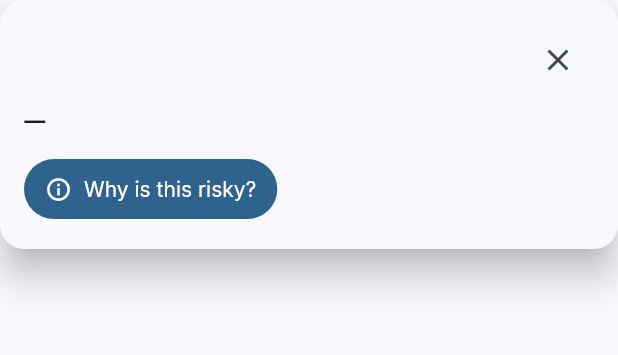
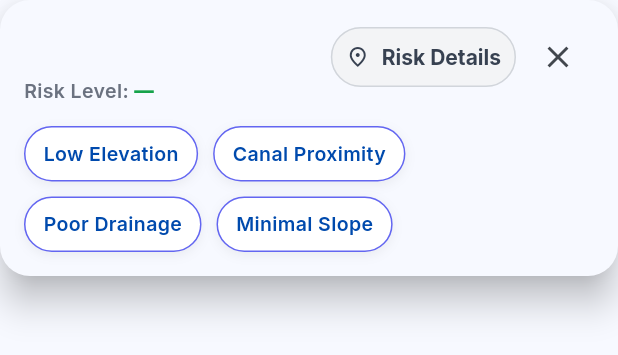
Before and after one commit to KubangPawis/project-sbafn, a Flutter app: the _SegmentPopover widget shown alone on an empty page, opened directly with empty values, on a phone screen of 412 x 824 dp. Shown: the top 355 px of the screen. Run offline on Flutter 3.47's test engine with Material 3 defaults, Android fonts, the phone set to English and light mode, and no system bars; our stand-ins replace csv, flutter_dotenv, flutter_markdown, google_fonts, visibility_detector; missing offline and left inert: maplibre_gl.

Commit message:
feat: fixed frontend design for popover

```diff
--- a/project_sbafn/lib/story/story_map_page.dart
+++ b/project_sbafn/lib/story/story_map_page.dart
@@ -415,6 +415,7 @@ class _SegmentPopover extends StatelessWidget {
   final String scenario; // "30" | "50" | "100"
   final VoidCallback onWhy;
   final VoidCallback onClose;
+
   const _SegmentPopover({
     required this.props,
     required this.scenario,
@@ -422,9 +423,14 @@ class _SegmentPopover extends StatelessWidget {
     required this.onClose,
   });
 
-  // Best-effort name
+  // Best-effort name (street first)
   String _nameOf(Map<String, dynamic> p) {
-    return (p['name'] ?? p['road_name'] ?? p['street'] ?? p['highway'] ?? '—')
+    return (p['street_label'] ??
+            p['name'] ??
+            p['road_name'] ??
+            p['street'] ??
+            p['highway'] ??
+            'Unnamed Street')
         .toString();
   }
 
@@ -437,7 +443,6 @@ class _SegmentPopover extends StatelessWidget {
       final display = tier == 'med' ? 'MEDIUM' : tier.toUpperCase();
       return (display, '');
     }
-    // numeric fallback: risk_XX or p_EVTxx
     double? n;
     final r = p['risk_$scenario'];
     final q = p['p_$evt'];
@@ -445,12 +450,49 @@ class _SegmentPopover extends StatelessWidget {
     if (n == null && r is String) n = double.tryParse(r);
     if (n == null && q is num) n = q.toDouble();
     if (n == null && q is String) n = double.tryParse(q);
-    if (n == null) return ('—', ''); // nothing
-    if (n > 1) n = n / 100.0; // normalize 0..100 → 0..1
-
+    if (n == null) return ('—', '');
+    if (n > 1) n = n / 100.0;
     final band = (n >= 0.66) ? 'HIGH' : (n >= 0.33 ? 'MEDIUM' : 'LOW');
     final score = (n * 100).clamp(0, 100).toStringAsFixed(0);
     return (band, score);
+  }
+
+  // Top contributor labels (same heuristics as the drawer; swap with real weights later)
+  List<String> _topContributorLabels(Map<String, dynamic> p) {
+    double clamp01(num? v) => (v ?? 0).clamp(0, 1).toDouble();
+
+    final hand = (p['HAND_m'] as num?) ?? 1.2;      // meters
+    final slope = (p['slope_pct'] as num?) ?? 0.7;  // %
+    final dist  = (p['dist_canal_m'] as num?) ?? 60; // meters
+    final drains = (p['drain_density'] as num?) ?? 1;
+
+    final lowElev   = clamp01((1.5 - hand) / 1.5);
+    final canalPx   = clamp01((100 - dist) / 100);
+    final poorDrain = clamp01((2 - drains) / 2);
+    final flatSlope = clamp01((1 - slope) / 1);
+
+    final Map<String, double> weights = {
+      'Low Elevation': lowElev,
+      'Canal Proximity': canalPx,
+      'Poor Drainage': poorDrain,
+      'Minimal Slope': flatSlope,
+    };
+
+    final ranked = weights.entries.toList()
+      ..sort((a, b) => b.value.compareTo(a.value));
+
+    return ranked.map((e) => e.key).take(5).toList();
+  }
+
+  Color _riskColorFromBand(String band) {
+    switch (band.toUpperCase()) {
+      case 'HIGH':
+        return const Color(0xFFDC2626);
+      case 'MEDIUM':
+        return const Color(0xFFEAB308);
+      default:
+        return const Color(0xFF16A34A);
+    }
   }
 
   @override
@@ -458,41 +500,103 @@ class _SegmentPopover extends StatelessWidget {
     final p = props;
     if (p == null) return const SizedBox.shrink();
 
-    final streetLabel = p["street_label"]?.toString() ?? '—';
-    final (band, score) = _riskOf(p);
+    final street = _nameOf(p);
+    final (band, score) = _riskOf(p); // score available if you want to show it
 
     return Card(
       elevation: 10,
-      shape: RoundedRectangleBorder(borderRadius: BorderRadius.circular(16)),
+      shape: RoundedRectangleBorder(borderRadius: BorderRadius.circular(20)),
       child: Container(
         width: 420,
-        padding: const EdgeInsets.all(16),
+        padding: const EdgeInsets.fromLTRB(16, 14, 16, 16),
         child: Column(
           mainAxisSize: MainAxisSize.min,
           crossAxisAlignment: CrossAxisAlignment.start,
           children: [
+            // Title + actions
             Row(
+              crossAxisAlignment: CrossAxisAlignment.start,
               children: [
+                // Street name + risk level
                 Expanded(
-                  child: Text(
-                    streetLabel,
-                    style: Theme.of(context).textTheme.titleMedium,
+                  child: Column(
+                    crossAxisAlignment: CrossAxisAlignment.start,
+                    children: [
+                      Text(
+                        street,
+                        maxLines: 1,
+                        overflow: TextOverflow.ellipsis,
+                        style: const TextStyle(
+                          fontSize: 22,
+                          fontWeight: FontWeight.w800,
+                          color: Color(0xFF004AAD), // indigo headline
+                        ),
+                      ),
+                      const SizedBox(height: 6),
+                      Row(
+                        children: [
+                          const Text('Risk Level: ',
+                              style: TextStyle(
+                                fontSize: 13,
+                                color: Color(0xFF6B7280),
+                                fontWeight: FontWeight.w600,
+                              )),
+                          Text(
+                            band == '—'
+                                ? '—'
+                                : band[0].toUpperCase() +
+                                    band.substring(1).toLowerCase(),
+                            style: TextStyle(
+                              fontSize: 13,
+                              fontWeight: FontWeight.w800,
+                              color: _riskColorFromBand(band),
+                            ),
+                          ),
+                        ],
+                      ),
+                    ],
                   ),
                 ),
-                IconButton(
-                  icon: const Icon(Icons.close),
-                  onPressed: onClose,
-                  tooltip: 'Close',
+                // Risk details pill + close
+                Row(
+                  mainAxisSize: MainAxisSize.min,
+                  children: [
+                    OutlinedButton.icon(
+                      onPressed: onWhy,
+                      style: OutlinedButton.styleFrom(
+                        padding: const EdgeInsets.symmetric(
+                            horizontal: 10, vertical: 8),
+                        shape: const StadiumBorder(),
+                        side: const BorderSide(color: Color(0xFFD1D5DB)),
+                        backgroundColor: const Color(0xFFF3F4F6),
+                      ),
+                      icon: const Icon(Icons.place_outlined,
+                          size: 16, color: Color(0xFF374151)),
+                      label: const Text('Risk Details',
+                          style: TextStyle(
+                              fontWeight: FontWeight.w700,
+                              color: Color(0xFF374151))),
+                    ),
+                    const SizedBox(width: 4),
+                    IconButton(
+                      icon: const Icon(Icons.close),
+                      tooltip: 'Close',
+                      onPressed: onClose,
+                    ),
+                  ],
                 ),
               ],
             ),
-            const SizedBox(height: 6),
-            Text(band, style: const TextStyle(fontWeight: FontWeight.w700)),
-            const SizedBox(height: 12),
-            FilledButton.icon(
-              onPressed: onWhy,
-              icon: const Icon(Icons.info_outline),
-              label: const Text('Why is this risky?'),
+
+            const SizedBox(height: 14),
+
+            // Contributor preview chips
+            Wrap(
+              spacing: 10,
+              runSpacing: 10,
+              children: _topContributorLabels(p)
+                  .map((t) => _OutlineChip(label: t))
+                  .toList(),
             ),
           ],
         ),
@@ -500,6 +604,41 @@ class _SegmentPopover extends StatelessWidget {
     );
   }
 }
+
+// Simple outlined chip used below the headline
+class _OutlineChip extends StatelessWidget {
+  final String label;
+  const _OutlineChip({required this.label});
+
+  @override
+  Widget build(BuildContext context) {
+    return Container(
+      padding: const EdgeInsets.symmetric(horizontal: 12, vertical: 8),
+      decoration: const ShapeDecoration(
+        color: Colors.white,
+        shape: StadiumBorder(
+          side: BorderSide(color: Color(0xFF6366F1)), // indigo outline
+        ),
+        shadows: [
+          BoxShadow(
+            color: Color(0x0F000000),
+            blurRadius: 6,
+            offset: Offset(0, 2),
+          ),
+        ],
+      ),
+      child: Text(
+        label,
+        style: const TextStyle(
+          color: Color(0xFF004AAD),
+          fontWeight: FontWeight.w600,
+          fontSize: 13,
+        ),
+      ),
+    );
+  }
+}
+
 
 class _ExplainabilityDrawer extends StatefulWidget {
   final Map<String, dynamic>? props;
```
